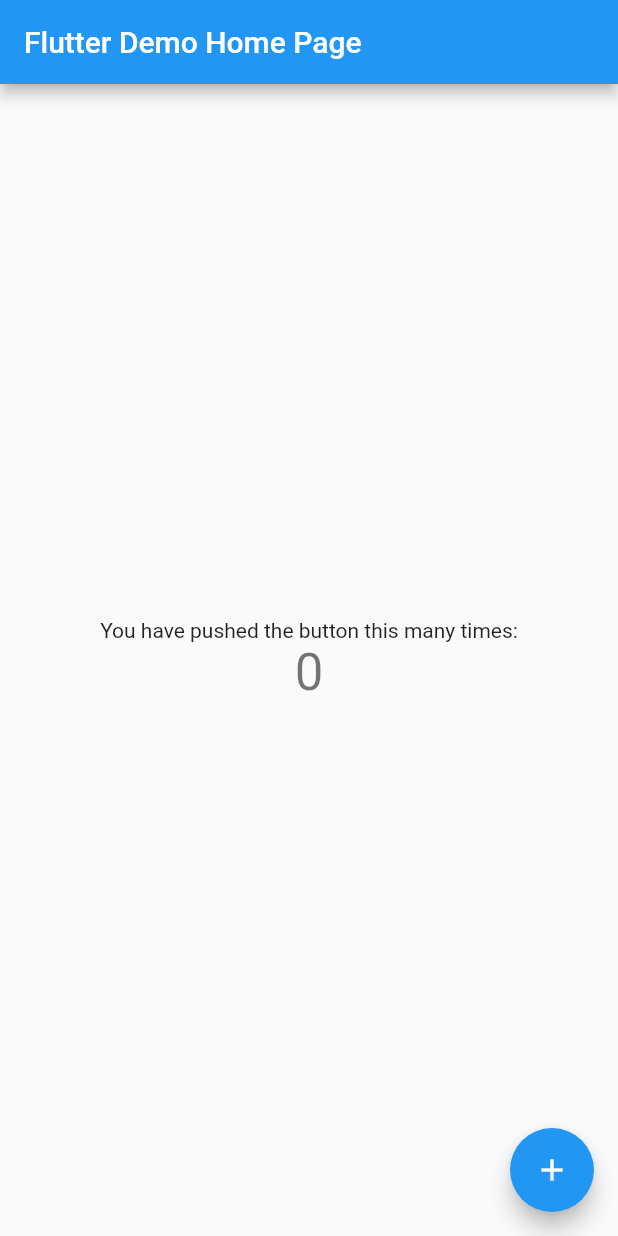
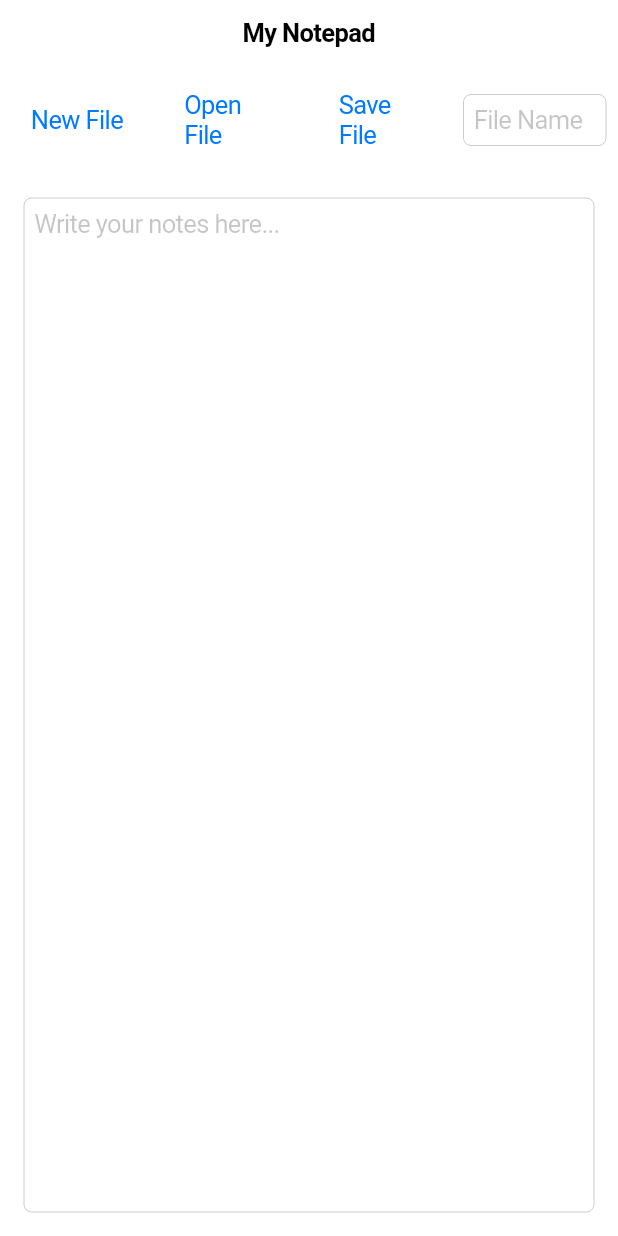
Before and after one commit to triagung128/notepad-app, a Flutter app: the screen it shows after launch, on a phone screen of 412 x 824 dp. Run offline on Flutter 3.47's test engine with Material 2 defaults, Android fonts, the phone set to English and light mode, and no system bars.

Commit message:
create home page

```diff
--- /dev/null
+++ b/lib/home_page.dart
@@ -0,0 +1,161 @@
+import 'dart:io';
+
+import 'package:flutter/cupertino.dart';
+import 'package:path/path.dart';
+import 'package:path_provider/path_provider.dart';
+
+import 'file_dialog.dart';
+import 'file_helper.dart';
+
+class HomePage extends StatefulWidget {
+  const HomePage({super.key});
+
+  @override
+  State<HomePage> createState() => _HomePageState();
+}
+
+class _HomePageState extends State<HomePage> {
+  final _titleController = TextEditingController();
+  final _contentController = TextEditingController();
+
+  bool get _isValid => _titleController.text.isNotEmpty;
+
+  @override
+  Widget build(BuildContext context) {
+    return CupertinoPageScaffold(
+      navigationBar: const CupertinoNavigationBar(
+        middle: Text('My Notepad'),
+      ),
+      child: SafeArea(
+        child: Column(
+          children: [
+            Row(
+              children: [
+                Expanded(
+                  child: CupertinoButton(
+                    onPressed: _createNewFile,
+                    child: const Text('New File'),
+                  ),
+                ),
+                Expanded(
+                  child: CupertinoButton(
+                    child: const Text('Open File'),
+                    onPressed: () => _getFilesInDirectory(context),
+                  ),
+                ),
+                Expanded(
+                  child: CupertinoButton(
+                    child: const Text('Save File'),
+                    onPressed: () => _saveFile(context),
+                  ),
+                ),
+                Expanded(
+                  child: Container(
+                    margin: const EdgeInsets.only(right: 8),
+                    child: CupertinoTextField(
+                      placeholder: 'File Name',
+                      controller: _titleController,
+                    ),
+                  ),
+                ),
+              ],
+            ),
+            Expanded(
+              child: Container(
+                margin: const EdgeInsets.all(16),
+                child: CupertinoTextField(
+                  placeholder: 'Write your notes here...',
+                  keyboardType: TextInputType.multiline,
+                  maxLines: null,
+                  controller: _contentController,
+                  textAlignVertical: TextAlignVertical.top,
+                ),
+              ),
+            ),
+          ],
+        ),
+      ),
+    );
+  }
+
+  void _saveFile(BuildContext context) async {
+    if (_isValid) {
+      final filePath = await FileHelper.getFilePath(_titleController.text);
+      FileHelper.writeFile(filePath, _contentController.text);
+      showCupertinoDialog(
+        context: context,
+        builder: (context) {
+          return CupertinoAlertDialog(
+            title: const Text('File Saved'),
+            actions: [
+              CupertinoDialogAction(
+                child: const Text('Ok'),
+                onPressed: () => Navigator.pop(context),
+              ),
+            ],
+          );
+        },
+      );
+    } else {
+      showCupertinoDialog(
+        context: context,
+        builder: (context) {
+          return CupertinoAlertDialog(
+            title: const Text(
+              'File Not Created',
+              style: TextStyle(color: CupertinoColors.systemRed),
+            ),
+            content: const Text('File name must not be empty!'),
+            actions: [
+              CupertinoDialogAction(
+                isDefaultAction: true,
+                child: const Text('Ok'),
+                onPressed: () => Navigator.pop(context),
+              ),
+            ],
+          );
+        },
+      );
+    }
+  }
+
+  void _getFilesInDirectory(BuildContext context) async {
+    final navigator = Navigator.of(context);
+    final directory = await getApplicationDocumentsDirectory();
+
+    final dir = Directory(directory.path);
+    final files =
+        dir.listSync().toList().where((file) => file.path.contains('txt'));
+
+    final FileSystemEntity? selectedFile = await navigator.push(
+      CupertinoPageRoute(
+        builder: (context) => FileDialog(
+          files: files.toList(),
+        ),
+        fullscreenDialog: true,
+      ),
+    );
+
+    if (selectedFile != null) {
+      _openFile(selectedFile.path);
+    }
+  }
+
+  void _openFile(String filePath) async {
+    final content = await FileHelper.readFile(filePath);
+    _contentController.text = content;
+    _titleController.text = split(filePath).last.split('.').first;
+  }
+
+  void _createNewFile() {
+    _titleController.clear();
+    _contentController.clear();
+  }
+
+  @override
+  void dispose() {
+    _titleController.dispose();
+    _contentController.dispose();
+    super.dispose();
+  }
+}
--- a/lib/main.dart
+++ b/lib/main.dart
@@ -1,4 +1,6 @@
-import 'package:flutter/material.dart';
+import 'package:flutter/cupertino.dart';
+
+import 'home_page.dart';
 
 void main() {
   runApp(const MyApp());
@@ -7,109 +9,14 @@
 class MyApp extends StatelessWidget {
   const MyApp({super.key});
 
-  // This widget is the root of your application.
   @override
   Widget build(BuildContext context) {
-    return MaterialApp(
-      title: 'Flutter Demo',
-      theme: ThemeData(
-        // This is the theme of your application.
-        //
-        // Try running your application with "flutter run". You'll see the
-        // application has a blue toolbar. Then, without quitting the app, try
-        // changing the primarySwatch below to Colors.green and then invoke
-        // "hot reload" (press "r" in the console where you ran "flutter run",
-        // or simply save your changes to "hot reload" in a Flutter IDE).
-        // Notice that the counter didn't reset back to zero; the application
-        // is not restarted.
-        primarySwatch: Colors.blue,
+    return const CupertinoApp(
+      title: 'Notepad App',
+      theme: CupertinoThemeData(
+        primaryColor: CupertinoColors.systemBlue,
       ),
-      home: const MyHomePage(title: 'Flutter Demo Home Page'),
+      home: HomePage(),
     );
   }
 }
-
-class MyHomePage extends StatefulWidget {
-  const MyHomePage({super.key, required this.title});
-
-  // This widget is the home page of your application. It is stateful, meaning
-  // that it has a State object (defined below) that contains fields that affect
-  // how it looks.
-
-  // This class is the configuration for the state. It holds the values (in this
-  // case the title) provided by the parent (in this case the App widget) and
-  // used by the build method of the State. Fields in a Widget subclass are
-  // always marked "final".
-
-  final String title;
-
-  @override
-  State<MyHomePage> createState() => _MyHomePageState();
-}
-
-class _MyHomePageState extends State<MyHomePage> {
-  int _counter = 0;
-
-  void _incrementCounter() {
-    setState(() {
-      // This call to setState tells the Flutter framework that something has
-      // changed in this State, which causes it to rerun the build method below
-      // so that the display can reflect the updated values. If we changed
-      // _counter without calling setState(), then the build method would not be
-      // called again, and so nothing would appear to happen.
-      _counter++;
-    });
-  }
-
-  @override
-  Widget build(BuildContext context) {
-    // This method is rerun every time setState is called, for instance as done
-    // by the _incrementCounter method above.
-    //
-    // The Flutter framework has been optimized to make rerunning build methods
-    // fast, so that you can just rebuild anything that needs updating rather
-    // than having to individually change instances of widgets.
-    return Scaffold(
-      appBar: AppBar(
-        // Here we take the value from the MyHomePage object that was created by
-        // the App.build method, and use it to set our appbar title.
-        title: Text(widget.title),
-      ),
-      body: Center(
-        // Center is a layout widget. It takes a single child and positions it
-        // in the middle of the parent.
-        child: Column(
-          // Column is also a layout widget. It takes a list of children and
-          // arranges them vertically. By default, it sizes itself to fit its
-          // children horizontally, and tries to be as tall as its parent.
-          //
-          // Invoke "debug painting" (press "p" in the console, choose the
-          // "Toggle Debug Paint" action from the Flutter Inspector in Android
-          // Studio, or the "Toggle Debug Paint" command in Visual Studio Code)
-          // to see the wireframe for each widget.
-          //
-          // Column has various properties to control how it sizes itself and
-          // how it positions its children. Here we use mainAxisAlignment to
-          // center the children vertically; the main axis here is the vertical
-          // axis because Columns are vertical (the cross axis would be
-          // horizontal).
-          mainAxisAlignment: MainAxisAlignment.center,
-          children: <Widget>[
-            const Text(
-              'You have pushed the button this many times:',
-            ),
-            Text(
-              '$_counter',
-              style: Theme.of(context).textTheme.headline4,
-            ),
-          ],
-        ),
-      ),
-      floatingActionButton: FloatingActionButton(
-        onPressed: _incrementCounter,
-        tooltip: 'Increment',
-        child: const Icon(Icons.add),
-      ), // This trailing comma makes auto-formatting nicer for build methods.
-    );
-  }
-}
```
